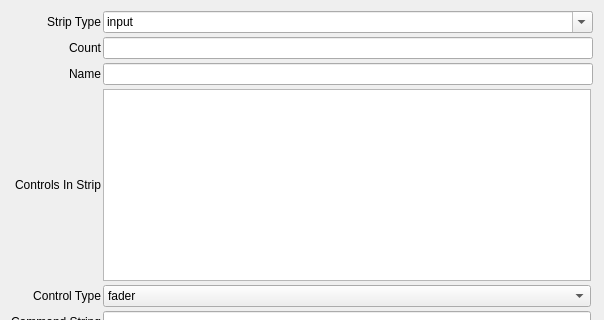
Old version of the form MixerMaker/StripEdit-1.ui in the repository ShowControl/ShowControl; both pictures show x 0 to 604 and y 0 to 320 of the 604 by 581 pixel window.
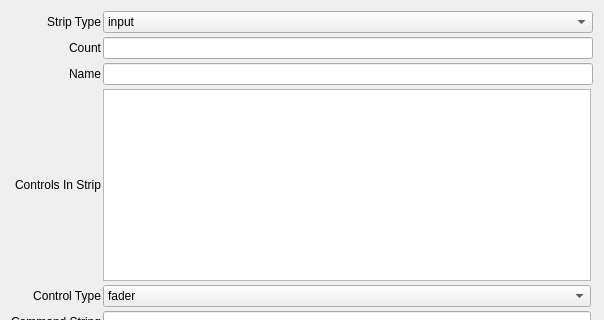
New version of the form.

Patch:
```diff
--- a/MixerMaker/StripEdit-1.ui
+++ b/MixerMaker/StripEdit-1.ui
@@ -115,9 +115,15 @@
      </item>
      <item row="0" column="1" colspan="2">
       <widget class="QComboBox" name="comboBox_StripType">
-       <property name="editable">
+       <property name="mouseTracking">
         <bool>true</bool>
        </property>
+       <property name="focusPolicy">
+        <enum>Qt::StrongFocus</enum>
+       </property>
+       <property name="editable">
+        <bool>false</bool>
+       </property>
        <item>
         <property name="text">
          <string>input</string>
```
